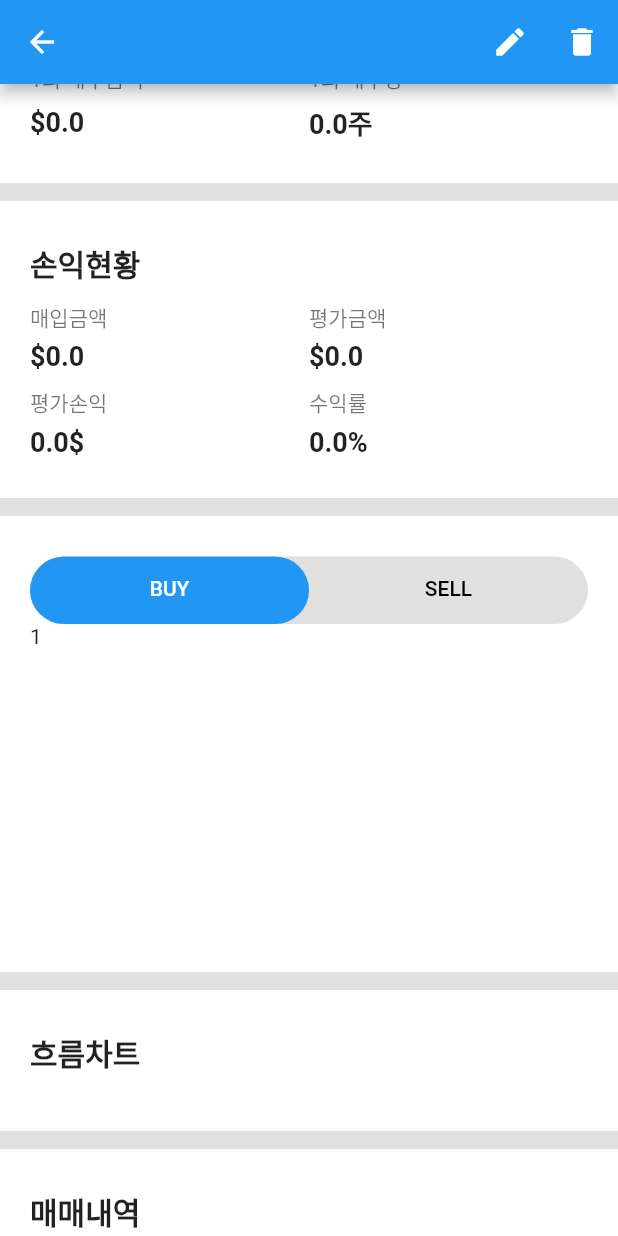
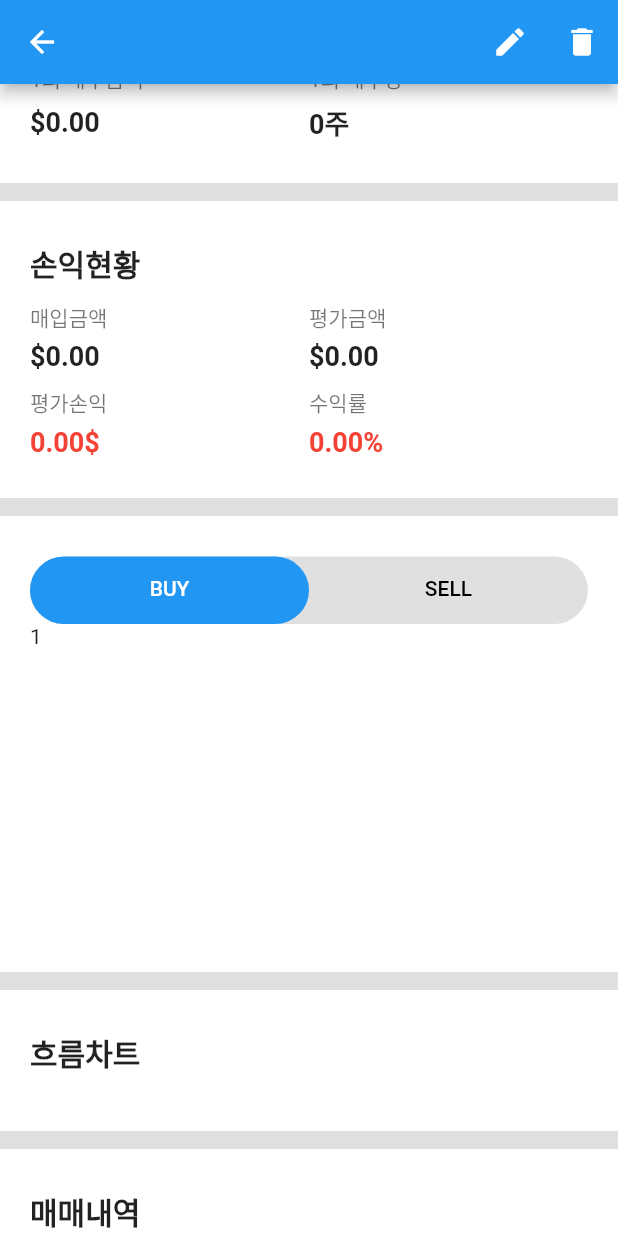
Before and after one commit to OkDH/MUME_APP, a Flutter app: the InfiniteDetailPage screen opened directly with empty values, scrolled down 576 dp, on a phone screen of 412 x 824 dp. Run offline on Flutter 3.47's test engine with Material 2 defaults, Android fonts, the phone set to English and light mode, and no system bars; our stand-ins replace connectivity_plus, dio, equatable, firebase_core, firebase_messaging, flutter_bloc and 9 more; missing offline and left inert: flutter_naver_login, mailer; accounts and stored records are empty; generated files the repository leaves out were written again; network calls fail.

Commit message:
출력 포맷 헬퍼 추가

```diff
--- a/lib/helper/print_format_helper.dart
+++ b/lib/helper/print_format_helper.dart
@@ -1,8 +1,20 @@
 class PrintFormatHelper {
 
-  // 임시
   static String appendPulMa(dynamic value){
-    value = value as double;
-    return value.toString();
+    String strValue = value.toStringAsFixed(2);
+    if(value > 0)
+      return "+" + strValue;
+    else if(value < 0)
+      return "-" + strValue.replaceAll("-", "");
+    return strValue;
+  }
+
+  static String appendUpDown(dynamic value){
+    String strValue = value.toStringAsFixed(2);
+    if(value > 0)
+      return "▲" + strValue;
+    else if(value < 0)
+      return "▼" + strValue.replaceAll("-", "");
+    return "-" + strValue;
   }
 }
--- a/lib/view/page/mume/account_page.dart
+++ b/lib/view/page/mume/account_page.dart
@@ -91,7 +91,6 @@ class _AccountPageState extends BasePageState<String, AccountPageBloc, AccountPa
             ),
           );
       },
-
     );
   }
 
--- a/lib/view/page/mume/infinite_detail_page.dart
+++ b/lib/view/page/mume/infinite_detail_page.dart
@@ -1,6 +1,7 @@
 import 'package:badges/badges.dart';
 import 'package:flutter/material.dart';
 import 'package:mume/model/dto/mume/infinite_detail.dart';
+import 'package:mume/helper/print_format_helper.dart';
 
 class InfiniteDetailPage extends StatefulWidget {
 
@@ -153,7 +154,7 @@ class _InfiniteDetailState extends State<InfiniteDetailPage> with SingleTickerPr
                         ),
                         Expanded(
                           flex: 5,
-                          child: Text("\$" + widget.infiniteDetail!.averagePrice!.toString(), style: getValueTextStyle())
+                          child: Text("\$" + widget.infiniteDetail!.averagePrice!.toStringAsFixed(2), style: getValueTextStyle())
                         ),
                       ],
                     ),
@@ -179,11 +180,11 @@ class _InfiniteDetailState extends State<InfiniteDetailPage> with SingleTickerPr
                       children: [
                         Expanded(
                           flex: 5,
-                          child: Text("\$" + widget.infiniteDetail!.stockDetail!.priceClose!.toString(), style: getValueTextStyle())
+                          child: Text("\$" + widget.infiniteDetail!.stockDetail!.priceClose!.toStringAsFixed(2), style: getValueTextStyle(value: widget.infiniteDetail!.stockDetail!.chgp!))
                         ),
                         Expanded(
                           flex: 5,
-                          child: Text(widget.infiniteDetail!.income!.toString() + "\$", style: getValueTextStyle())
+                          child: Text(PrintFormatHelper.appendPulMa(widget.infiniteDetail!.income!) + "\$", style: getValueTextStyle(value: widget.infiniteDetail!.income!))
                         ),
                       ],
                     ),
@@ -194,11 +195,11 @@ class _InfiniteDetailState extends State<InfiniteDetailPage> with SingleTickerPr
                       children: [
                         Expanded(
                           flex: 5,
-                          child: Text("(" + widget.infiniteDetail!.stockDetail!.chgp!.toString() + "%)", style: getSubTitleTextStyle())
+                          child: Text("(" + PrintFormatHelper.appendPulMa(widget.infiniteDetail!.stockDetail!.chgp!) + "%)", style: getSubTitleTextStyle(value: widget.infiniteDetail!.stockDetail!.chgp!))
                         ),
                         Expanded(
                           flex: 5,
-                          child: Text("(" + widget.infiniteDetail!.incomePer!.toString() + "%)", style: getSubTitleTextStyle())
+                          child: Text("(" + PrintFormatHelper.appendPulMa(widget.infiniteDetail!.incomePer!) + "%)", style: getSubTitleTextStyle(value: widget.infiniteDetail!.incomePer!))
                         ),
                       ],
                     ),
@@ -297,11 +298,11 @@ class _InfiniteDetailState extends State<InfiniteDetailPage> with SingleTickerPr
                       children: [
                         Expanded(
                           flex: 5,
-                          child: Text("\$" + widget.infiniteDetail!.oneBuySeed!.toString(), style: getValueTextStyle())
+                          child: Text("\$" + widget.infiniteDetail!.oneBuySeed!.toStringAsFixed(2), style: getValueTextStyle())
                         ),
                         Expanded(
                           flex: 5,
-                          child: Text(widget.infiniteDetail!.oneBuyQuantity!.toString() + "주", style: getValueTextStyle())
+                          child: Text(widget.infiniteDetail!.oneBuyQuantity!.toStringAsFixed(0) + "주", style: getValueTextStyle())
                         ),
                       ],
                     ),
@@ -340,11 +341,11 @@ class _InfiniteDetailState extends State<InfiniteDetailPage> with SingleTickerPr
                       children: [
                         Expanded(
                           flex: 5,
-                          child: Text("\$" + widget.infiniteDetail!.buyPrice!.toString(), style: getValueTextStyle())
+                          child: Text("\$" + widget.infiniteDetail!.buyPrice!.toStringAsFixed(2), style: getValueTextStyle())
                         ),
                         Expanded(
                           flex: 5,
-                          child: Text("\$" + widget.infiniteDetail!.evalPrice!.toString(), style: getValueTextStyle())
+                          child: Text("\$" + widget.infiniteDetail!.evalPrice!.toStringAsFixed(2), style: getValueTextStyle())
                         ),
                       ],
                     ),
@@ -370,11 +371,11 @@ class _InfiniteDetailState extends State<InfiniteDetailPage> with SingleTickerPr
                       children: [
                         Expanded(
                           flex: 5,
-                          child: Text(widget.infiniteDetail!.income!.toString() + "\$", style: getValueTextStyle())
+                          child: Text(PrintFormatHelper.appendPulMa(widget.infiniteDetail!.income!) + "\$", style: getValueTextStyle(value: widget.infiniteDetail!.income!))
                         ),
                         Expanded(
                           flex: 5,
-                          child: Text(widget.infiniteDetail!.incomePer!.toString() + "%", style: getValueTextStyle())
+                          child: Text(PrintFormatHelper.appendPulMa(widget.infiniteDetail!.incomePer!) + "%", style: getValueTextStyle(value: widget.infiniteDetail!.incomePer!))
                         ),
                       ],
                     ),
@@ -476,12 +477,25 @@ class _InfiniteDetailState extends State<InfiniteDetailPage> with SingleTickerPr
   }
 
   // 회색 작은 텍스트
-  TextStyle getSubTitleTextStyle(){
+  TextStyle getSubTitleTextStyle({dynamic value}){
+    if(value != null){
+      if(value >= 0)
+        return const TextStyle(color: Colors.red);
+      else
+         return const TextStyle(color: Colors.blue);
+    }
     return const TextStyle(color: Colors.black54);
   }
 
   // 값 출력 텍스트
-  TextStyle getValueTextStyle(){
+  TextStyle getValueTextStyle({dynamic value}){
+    if(value != null){
+      if(value >= 0)
+        return const TextStyle(fontSize: 18, fontWeight: FontWeight.w600, color: Colors.red);
+      else
+         return const TextStyle(fontSize: 18, fontWeight: FontWeight.w600, color: Colors.blue);
+    }
+
     return const TextStyle(fontSize: 18, fontWeight: FontWeight.w600);
   }
 
```
